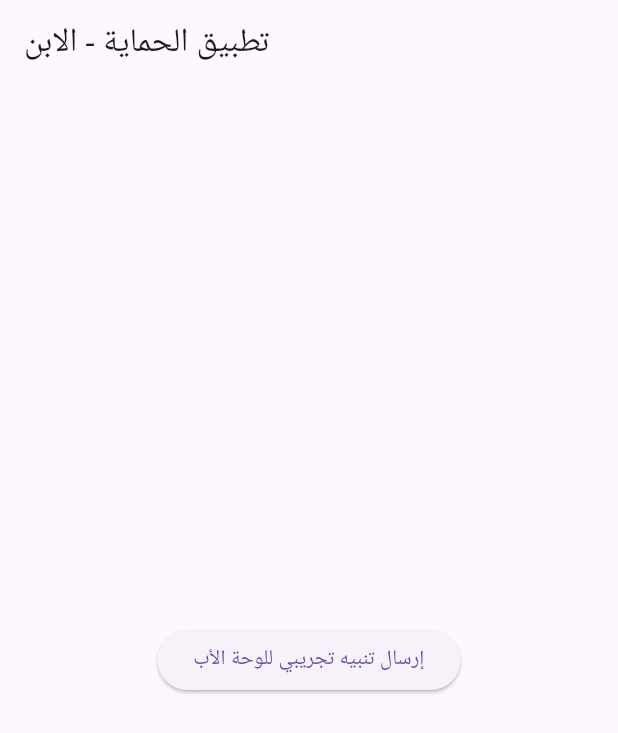
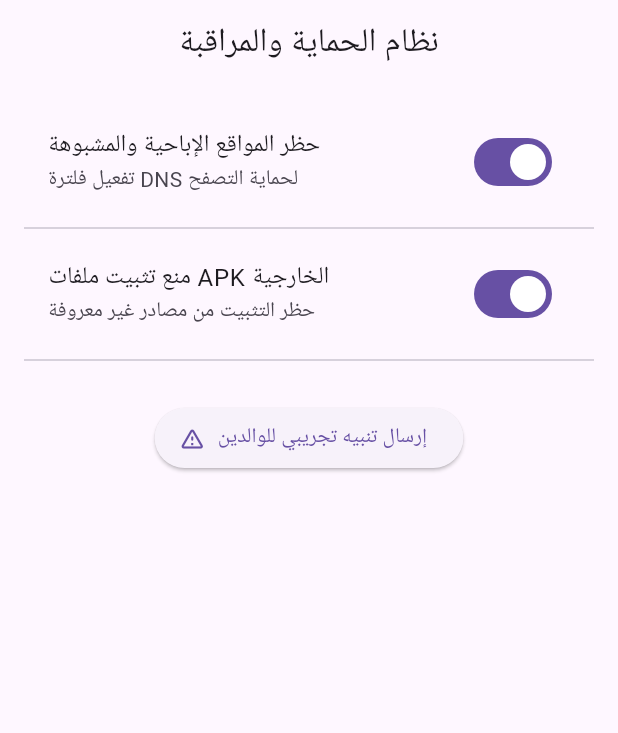
Before and after one commit to xvbfhg15-hub/child_parental_app, a Flutter app: the screen it shows after launch, on a phone screen of 412 x 824 dp. Shown: the top 733 px of the screen. Run offline on Flutter 3.47's test engine with Material 3 defaults, Android fonts, the phone set to English and light mode, and no system bars; our stand-ins replace firebase_core, firebase_database; accounts and stored records are empty.

Commit message:
Refactor main function and update UI components

```diff
--- a/lib/main.dart
+++ b/lib/main.dart
@@ -2,9 +2,10 @@ import 'package:flutter/material.dart';
 import 'package:firebase_core/firebase_core.dart';
 import 'package:firebase_database/firebase_database.dart';
 
-void main() async {
+Future<void> main() async {
   WidgetsFlutterBinding.ensureInitialized();
 
+  // تهيئة الفايربيس باستخدام البيانات الخاصة ببرنامجك
   await Firebase.initializeApp(
     options: const FirebaseOptions(
       apiKey: "AIzaSyCsRl3Pc3eEJgrgZLYtDZ-91Ir5MzFMw8c",
@@ -25,19 +26,85 @@ class MyApp extends StatelessWidget {
   Widget build(BuildContext context) {
     return MaterialApp(
       debugShowCheckedModeBanner: false,
-      home: Scaffold(
-        appBar: AppBar(title: const Text('تطبيق الحماية - الابن')),
-        body: Center(
-          child: ElevatedButton(
-            onPressed: () async {
-              DatabaseReference ref = FirebaseDatabase.instance.ref("alerts").push();
-              await ref.set({
-                "message": "محاولة فتح تطبيق محظور",
-                "time": DateTime.now().toString(),
-              });
-            },
-            child: const Text('إرسال تنبيه تجريبي للوحة الأب'),
-          ),
+      title: 'تطبيق حماية الطفل',
+      theme: ThemeData(
+        primarySwatch: Colors.blue,
+        useMaterial3: true,
+      ),
+      home: const HomeScreen(),
+    );
+  }
+}
+
+class HomeScreen extends StatefulWidget {
+  const HomeScreen({super.key});
+
+  @override
+  State<HomeScreen> createState() => _HomeScreenState();
+}
+
+class _HomeScreenState extends State<HomeScreen> {
+  final DatabaseReference _database = FirebaseDatabase.instance.ref();
+  bool isWebFilterActive = true;
+  bool isApkBlockerActive = true;
+
+  // إرسال تنبيه أو خرق أمني إلى الفايربيس
+  Future<void> _sendSecurityAlert(String alertType, String details) async {
+    await _database.child('alerts').push().set({
+      'type': alertType,
+      'details': details,
+      'timestamp': ServerValue.timestamp,
+    });
+
+    if (mounted) {
+      ScaffoldMessenger.of(context).showSnackBar(
+        SnackBar(content: Text('تم تسجيل التنبيه: $alertType')),
+      );
+    }
+  }
+
+  @override
+  Widget build(BuildContext context) {
+    return Scaffold(
+      appBar: AppBar(
+        title: const Text('نظام الحماية والمراقبة'),
+        centerTitle: true,
+      ),
+      body: Padding(
+        padding: const EdgeInsets.all(16.0),
+        child: Column(
+          children: [
+            // قسم فلترة الشبكة والمواقع
+            SwitchListTile(
+              title: const Text('حظر المواقع الإباحية والمشبوهة'),
+              subtitle: const Text('تفعيل فلترة DNS لحماية التصفح'),
+              value: isWebFilterActive,
+              onChanged: (val) {
+                setState(() => isWebFilterActive = val);
+                _sendSecurityAlert('فلترة الشبكة', val ? 'تم التفعيل' : 'تم الإيقاف');
+              },
+            ),
+            const Divider(),
+
+            // قسم منع التطبيقات الخارجية
+            SwitchListTile(
+              title: const Text('منع تثبيت ملفات APK الخارجية'),
+              subtitle: const Text('حظر التثبيت من مصادر غير معروفة'),
+              value: isApkBlockerActive,
+              onChanged: (val) {
+                setState(() => isApkBlockerActive = val);
+                _sendSecurityAlert('منع APK', val ? 'تم التفعيل' : 'تم الإيقاف');
+              },
+            ),
+            const Divider(),
+
+            const SizedBox(height: 20),
+            ElevatedButton.icon(
+              onPressed: () => _sendSecurityAlert('اختبار', 'تنبيه تجريبي من جهاز الطفل'),
+              icon: const Icon(Icons.warning_amber_rounded),
+              label: const Text('إرسال تنبيه تجريبي للوالدين'),
+            ),
+          ],
         ),
       ),
     );
```
